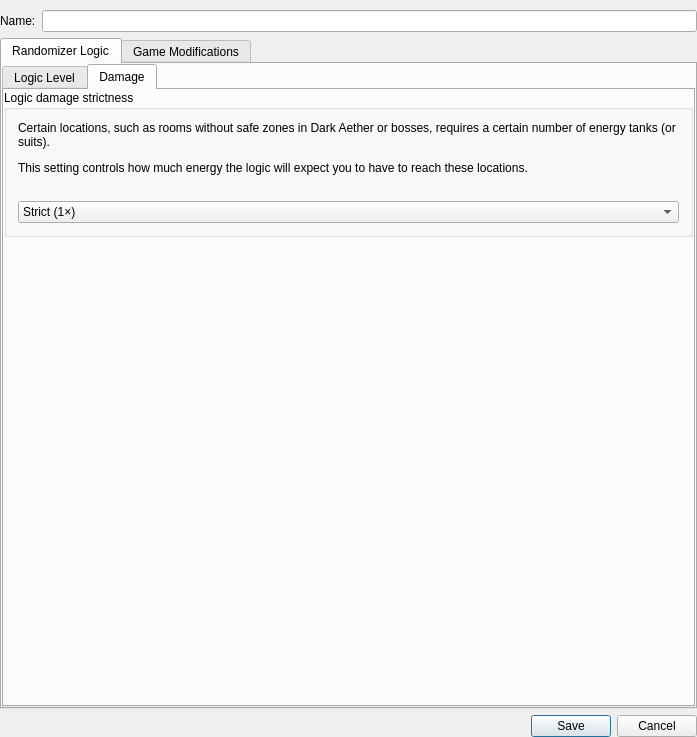
First picture: the form in randovania/gui/ui_files/logic_settings_window.ui, repository randovania/randovania, before the edit.
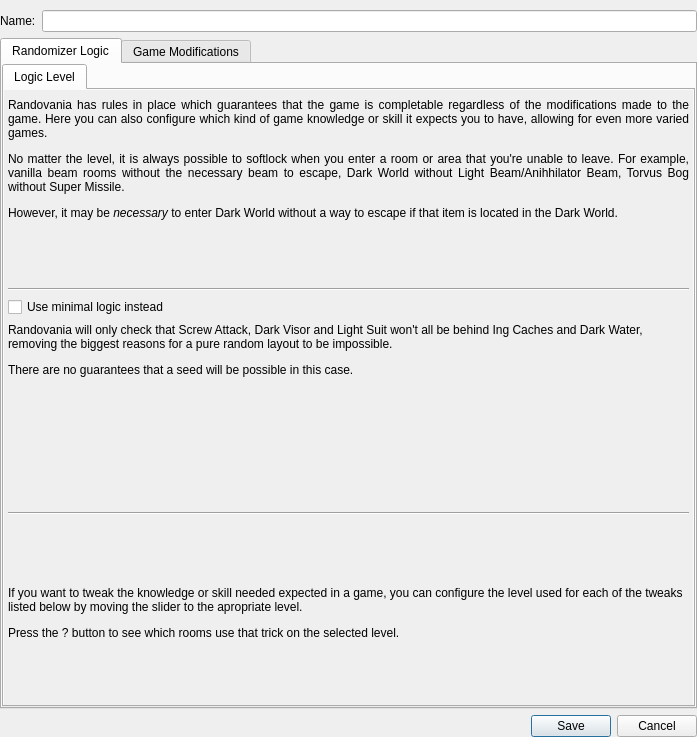
Second picture: the form after the edit. The open tabs and pages were chosen to show the change.

What changed in the file:
```diff
--- a/randovania/gui/ui_files/logic_settings_window.ui
+++ b/randovania/gui/ui_files/logic_settings_window.ui
@@ -183,101 +183,6 @@
            </item>
           </layout>
          </widget>
-         <widget class="QWidget" name="logic_damage_tab">
-          <attribute name="title">
-           <string>Damage</string>
-          </attribute>
-          <layout class="QVBoxLayout" name="logic_damage_layout">
-           <property name="leftMargin">
-            <number>0</number>
-           </property>
-           <property name="topMargin">
-            <number>0</number>
-           </property>
-           <property name="rightMargin">
-            <number>0</number>
-           </property>
-           <property name="bottomMargin">
-            <number>0</number>
-           </property>
-           <item>
-            <widget class="QGroupBox" name="damage_strictness_group">
-             <property name="title">
-              <string>Logic damage strictness</string>
-             </property>
-             <layout class="QVBoxLayout" name="damage_strictness_layout">
-              <item>
-               <widget class="QLabel" name="damage_strictness_label">
-                <property name="sizePolicy">
-                 <sizepolicy hsizetype="Preferred" vsizetype="Minimum">
-                  <horstretch>0</horstretch>
-                  <verstretch>0</verstretch>
-                 </sizepolicy>
-                </property>
-                <property name="text">
-                 <string>&lt;html&gt;&lt;head/&gt;&lt;body&gt;&lt;p&gt;Certain locations, such as rooms without safe zones in Dark Aether or bosses, requires a certain number of energy tanks (or suits).&lt;/p&gt;&lt;p&gt;This setting controls how much energy the logic will expect you to have to reach these locations.&lt;/p&gt;&lt;/body&gt;&lt;/html&gt;</string>
-                </property>
-                <property name="wordWrap">
-                 <bool>true</bool>
-                </property>
-               </widget>
-              </item>
-              <item>
-               <spacer name="damage_strictness_spacer">
-                <property name="orientation">
-                 <enum>Qt::Vertical</enum>
-                </property>
-                <property name="sizeType">
-                 <enum>QSizePolicy::Fixed</enum>
-                </property>
-                <property name="sizeHint" stdset="0">
-                 <size>
-                  <width>20</width>
-                  <height>20</height>
-                 </size>
-                </property>
-               </spacer>
-              </item>
-              <item>
-               <widget class="QComboBox" name="damage_strictness_combo">
-                <property name="currentText">
-                 <string>Strict (1×)</string>
-                </property>
-                <item>
-                 <property name="text">
-                  <string>Strict (1×)</string>
-                 </property>
-                </item>
-                <item>
-                 <property name="text">
-                  <string>Medium (1.5×)</string>
-                 </property>
-                </item>
-                <item>
-                 <property name="text">
-                  <string>Lenient (2×)</string>
-                 </property>
-                </item>
-               </widget>
-              </item>
-             </layout>
-            </widget>
-           </item>
-           <item>
-            <spacer name="damage_strictness_spacer_2">
-             <property name="orientation">
-              <enum>Qt::Vertical</enum>
-             </property>
-             <property name="sizeHint" stdset="0">
-              <size>
-               <width>20</width>
-               <height>40</height>
-              </size>
-             </property>
-            </spacer>
-           </item>
-          </layout>
-         </widget>
         </widget>
        </item>
       </layout>
```
